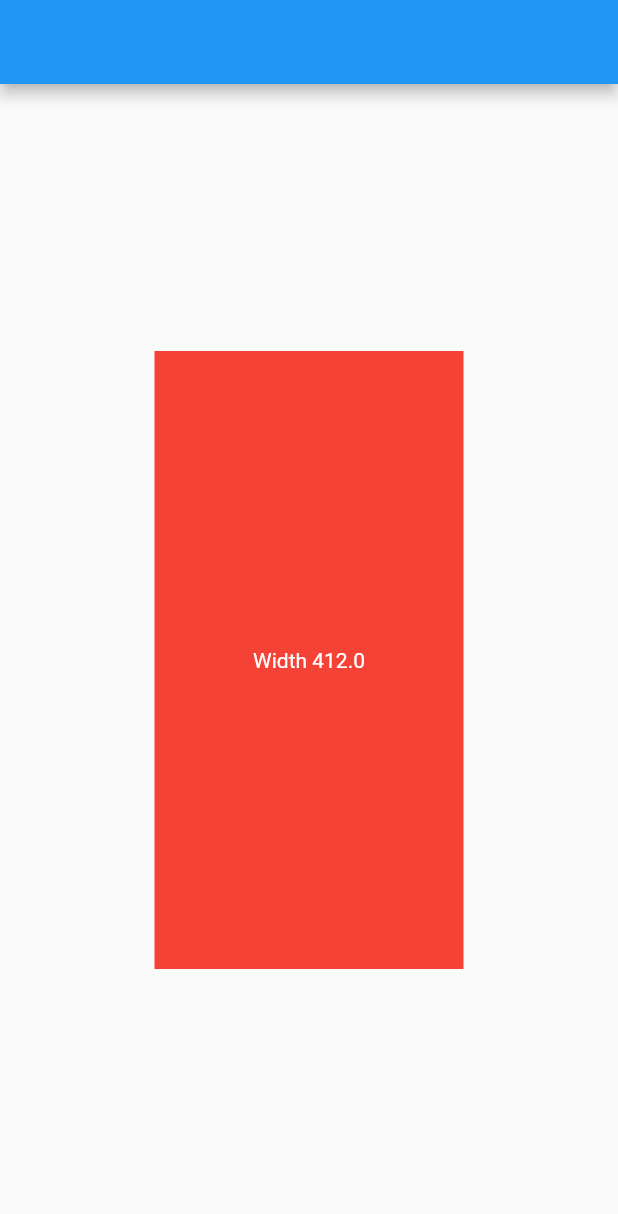
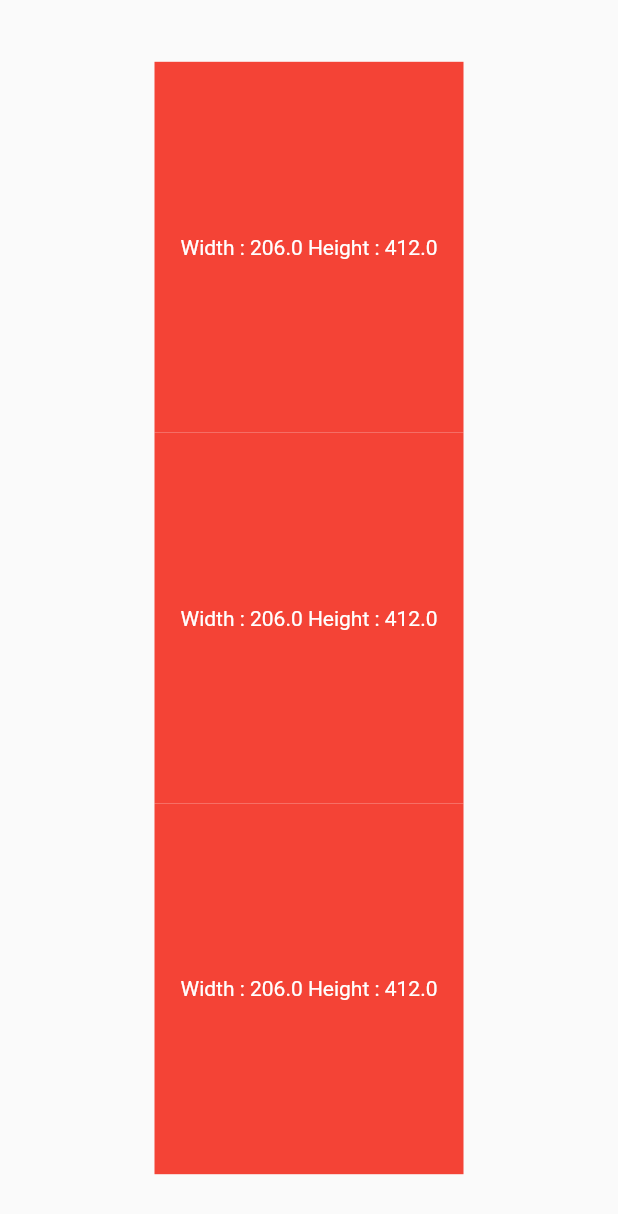
Before and after one commit to shehananjelo48/responsive_layout, a Flutter app: the Home screen opened directly, on a phone screen of 412 x 824 dp. Shown: the top 1214 px of the screen. Run offline on Flutter 3.47's test engine with Material 2 defaults, Android fonts, the phone set to English and light mode, and no system bars.

Commit message:
Expanded

```diff
--- /dev/null
+++ b/lib/More responsive/first.dart
@@ -0,0 +1,47 @@
+import 'package:flutter/material.dart';
+
+class First extends StatelessWidget {
+  const First({Key? key}) : super(key: key);
+
+  @override
+  Widget build(BuildContext context) {
+    final Size size = MediaQuery.of(context).size;
+    final double height = size.height;
+    final double width = size.width;
+
+    debugPrint("width " + width.toString());
+    debugPrint("height " + height.toString());
+    return Scaffold(
+      body: Column(
+        children: [
+          Expanded(
+            child: Container(
+              width: 500,
+              color: Colors.red,
+            ),
+          ),
+          Expanded(
+            flex: 3,
+            child: Container(
+              width: 500,
+              color: Colors.green,
+            ),
+          ),
+          Expanded(
+            flex: 2,
+            child: Container(
+              width: 500,
+              color: Colors.yellow,
+            ),
+          ),
+          Expanded(
+            child: Container(
+              width: 500,
+              color: Colors.blue,
+            ),
+          ),
+        ],
+      ),
+    );
+  }
+}
--- a/lib/home.dart
+++ b/lib/home.dart
@@ -9,20 +9,46 @@ class Home extends StatelessWidget {
     double height = screenSize.height;
     double width = screenSize.width;
     return Scaffold(
-      appBar: AppBar(),
       body: Center(
+        child: SizedBox(
+          height: height,
           child: Column(
             mainAxisAlignment: MainAxisAlignment.center,
             children: [
               Container(
-              child: Center(child: Text("Width $width",style: const TextStyle(color: Colors.white),)),
-              height: height*0.5,
-              width: width*0.5,
+                child: Center(
+                    child: Text(
+                  "Width : ${width * 0.5} Height : ${height*0.5}",
+                  style: const TextStyle(color: Colors.white),
+                )),
+                height: height * 0.3,
+                width: width * 0.5,
+                color: Colors.red,
+              ),
+              Container(
+                child: Center(
+                    child: Text(
+                  "Width : ${width * 0.5} Height : ${height*0.5}",
+                  style: const TextStyle(color: Colors.white),
+                )),
+                height: height * 0.3,
+                width: width * 0.5,
+                color: Colors.red,
+              ),
+              Container(
+                child: Center(
+                    child: Text(
+                  "Width : ${width * 0.5} Height : ${height*0.5}",
+                  style: const TextStyle(color: Colors.white),
+                )),
+                height: height * 0.3,
+                width: width * 0.5,
                 color: Colors.red,
               ),
             ],
           ),
         ),
+      ),
     );
   }
 }
--- a/lib/main.dart
+++ b/lib/main.dart
@@ -1,6 +1,7 @@
 import 'package:flutter/material.dart';
+import 'package:responsive_layout/More%20responsive/first.dart';
+import 'package:responsive_layout/profile.dart';
 
-import 'home.dart';
 
 void main() {
   runApp(const MyApp());
@@ -12,7 +13,8 @@ class MyApp extends StatelessWidget {
   @override
   Widget build(BuildContext context) {
     return const MaterialApp(
-      home: Home(),
+      debugShowCheckedModeBanner: false,
+      home: First(),
     );
   }
 }
```
Also changed, not shown: lib/profile.dart (added, +62 -0 lines). Lines whose indentation alone changed are shown as unchanged.
